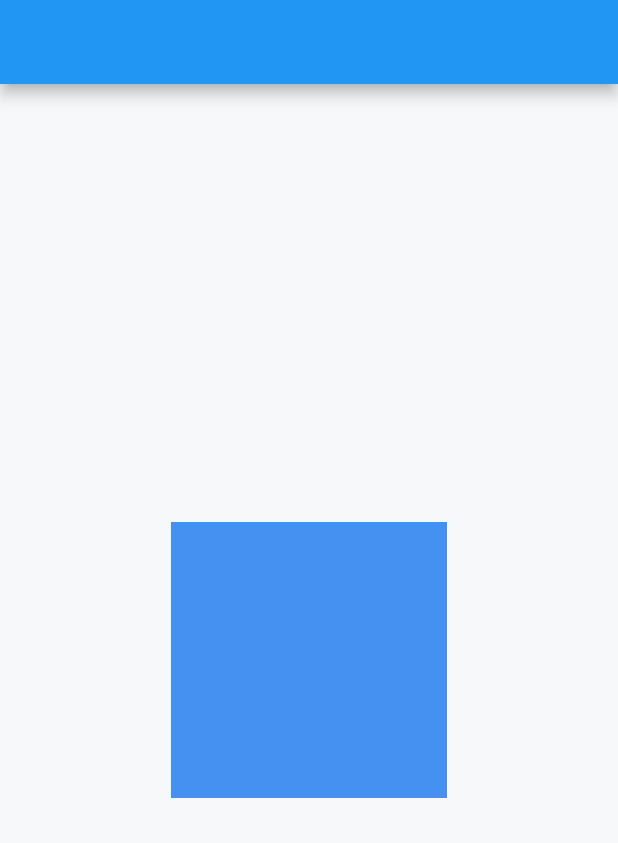
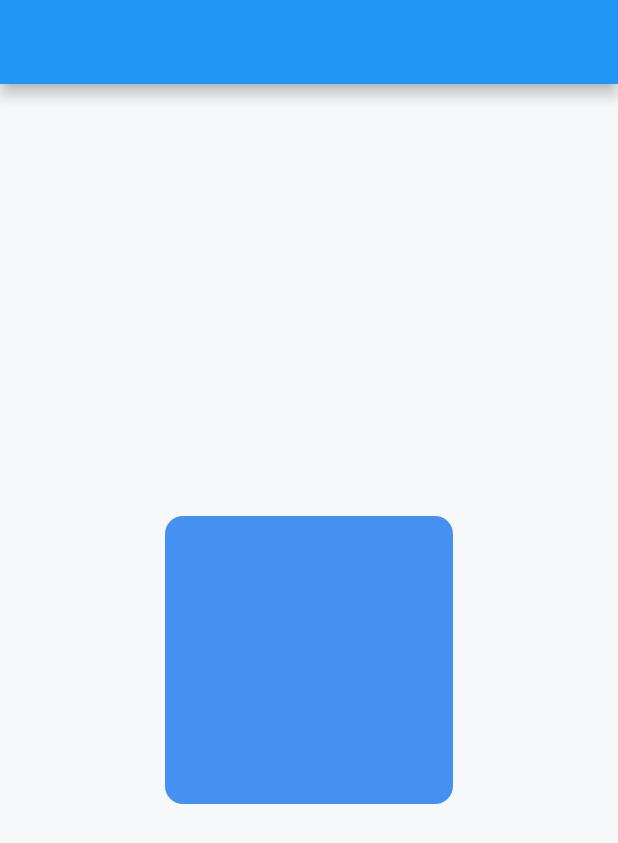
Before and after one commit to baradvaibhav1/filezo, a Flutter app: the screen it shows after launch, on a phone screen of 412 x 824 dp. Shown: the top 843 px of the screen. Run offline on Flutter 3.47's test engine with Material 2 defaults, Android fonts, the phone set to English and light mode, and no system bars; our stand-ins replace flutter_icons.

Commit message:
Half way through Storage box

```diff
--- a/lib/widgets/storage_box.dart
+++ b/lib/widgets/storage_box.dart
@@ -4,11 +4,14 @@ class StorageBox extends StatelessWidget {
   @override
   Widget build(BuildContext context) {
     return SizedBox(
-      width: 184,
-      height: 184,
+      width: 192,
+      height: 192,
       child: Material(
         color: const Color(0xff4591F2),
-
+        borderRadius: BorderRadius.circular(12),
+        child: Padding(
+          padding: const EdgeInsets.all(16),
+        ),
       ),
     );
   }
```
Also changed, not shown: FileAssets/main screen.png.
